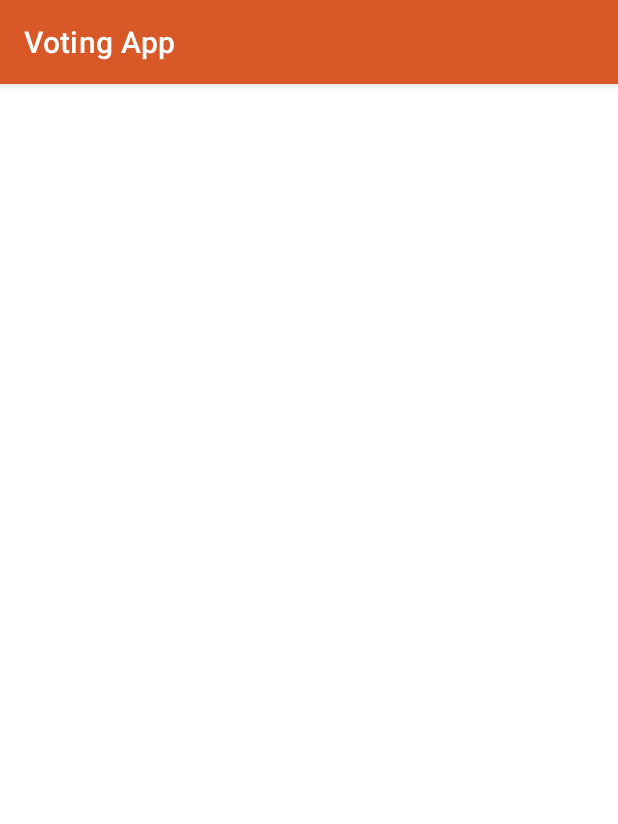
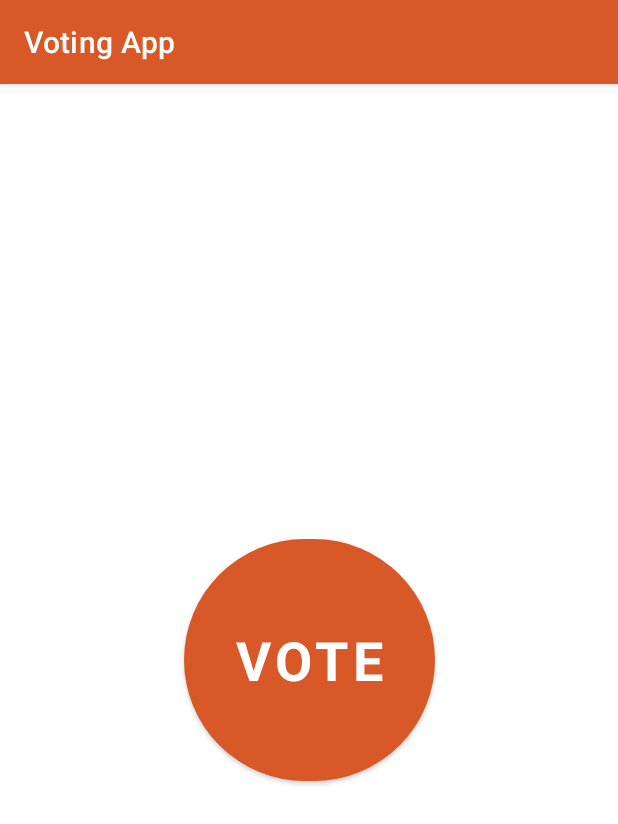
Before and after one commit to DivakarSS/Voter-Application, an Android app: the Votebuzzer screen opened directly, with no data from a screen before it, on a phone screen of 412 x 824 dp. Shown: the top 824 px of the screen. Run offline under Robolectric (Android 15) with nearby library versions, the phone set to English and light mode, and no system bars.

Commit message:
UI updated

```diff
--- a/app/src/main/AndroidManifest.xml
+++ b/app/src/main/AndroidManifest.xml
@@ -11,7 +11,8 @@
         android:roundIcon="@mipmap/ic_launcher_round"
         android:supportsRtl="true"
         android:theme="@style/Theme.VotingApp">
-        <activity android:name=".Votebuzzer"></activity>
+        <activity android:name=".Aadhar_validation"></activity>
+        <activity android:name=".Votebuzzer" />
         <activity android:name=".Create" />
         <activity android:name=".Admin_page" />
         <activity android:name=".Terms" />
--- a/app/src/main/java/com/example/votingapp/Home.java
+++ b/app/src/main/java/com/example/votingapp/Home.java
@@ -29,7 +29,7 @@ public class Home extends AppCompatActivity {
     TextInputEditText voterid_text,password_text;
     TextInputLayout voterid_layout,password_layout;
     Button login;
-
+    String logined_id;
     @Override
     protected void onCreate(Bundle savedInstanceState) {
         super.onCreate(savedInstanceState);
@@ -103,10 +103,11 @@ public class Home extends AppCompatActivity {
         String id = voterid_layout.getEditText().getText().toString().trim();
         String password = password_layout.getEditText().getText().toString().trim();
         Query checkVoter = FirebaseDatabase.getInstance().getReference("Votersdb").orderByChild("voter_Id").equalTo(id);
-
+        logined_id = id;
         checkVoter.addListenerForSingleValueEvent(new ValueEventListener() {
             @Override
             public void onDataChange(@NonNull  DataSnapshot snapshot) {
+
                 if(snapshot.exists())
                 {
                     voterid_layout.setError(null);
@@ -118,6 +119,7 @@ public class Home extends AppCompatActivity {
                         password_layout.setErrorEnabled(false);
 
                         Intent intent = new Intent(Home.this,Votebuzzer.class);
+                        intent.putExtra("Voter_ID",logined_id);
                         startActivity(intent);
                     }
                     else{
--- a/app/src/main/java/com/example/votingapp/Votebuzzer.java
+++ b/app/src/main/java/com/example/votingapp/Votebuzzer.java
@@ -2,13 +2,28 @@ package com.example.votingapp;
 
 import androidx.appcompat.app.AppCompatActivity;
 
+import android.content.Intent;
 import android.os.Bundle;
+import android.view.View;
+import android.widget.Button;
 
 public class Votebuzzer extends AppCompatActivity {
+    Button buzzer;
 
     @Override
     protected void onCreate(Bundle savedInstanceState) {
         super.onCreate(savedInstanceState);
         setContentView(R.layout.activity_votebuzzer);
+        buzzer = findViewById(R.id.button2);
+        Intent intent = getIntent();
+        String Logined_Id = intent.getStringExtra("Voter_ID");
+        buzzer.setOnClickListener(new View.OnClickListener() {
+            @Override
+            public void onClick(View v) {
+                Intent intent = new Intent(Votebuzzer.this, Aadhar_validation.class);
+                intent.putExtra("Voter_ID",Logined_Id);
+                startActivity(intent);
+            }
+        });
     }
 }
--- /dev/null
+++ b/app/src/main/res/drawable/custom_button.xml
@@ -0,0 +1,5 @@
+<?xml version="1.0" encoding="utf-8"?>
+<shape xmlns:android="http://schemas.android.com/apk/res/android"    android:shape="rectangle">
+    <solid android:color="@color/orange"/>
+    <corners android:radius="999dp" />
+</shape>
--- a/app/src/main/res/layout/activity_create.xml
+++ b/app/src/main/res/layout/activity_create.xml
@@ -56,6 +56,8 @@
         app:errorEnabled="true"
         app:errorIconDrawable="@drawable/ic_baseline_error_24"
         android:hint="Aadhar"
+        app:counterEnabled="true"
+        app:counterMaxLength="15"
         android:textColorHint="@color/white"
         app:startIconDrawable="@drawable/ic_baseline_person_pin_24"
         app:layout_constraintEnd_toEndOf="parent"
--- a/app/src/main/res/layout/activity_votebuzzer.xml
+++ b/app/src/main/res/layout/activity_votebuzzer.xml
@@ -6,4 +6,28 @@
     android:layout_height="match_parent"
     tools:context=".Votebuzzer">
 
+    <Button
+        android:id="@+id/button2"
+        android:layout_width="167dp"
+        android:layout_height="161dp"
+        android:layout_alignParentStart="true"
+        android:layout_alignParentLeft="true"
+        android:layout_alignParentTop="true"
+        android:layout_alignParentEnd="true"
+        android:layout_alignParentRight="true"
+        android:layout_alignParentBottom="true"
+        android:background="@drawable/custom_button"
+        android:fontFamily="sans-serif"
+        android:text="@string/vote"
+        android:textAlignment="gravity"
+        android:textAllCaps="true"
+        android:textColor="@color/white"
+        android:textSize="36dp"
+        android:textStyle="bold"
+        app:layout_constraintBottom_toBottomOf="parent"
+        app:layout_constraintEnd_toEndOf="parent"
+        app:layout_constraintStart_toStartOf="parent"
+        app:layout_constraintTop_toTopOf="parent" />
+
+
 </androidx.constraintlayout.widget.ConstraintLayout>
--- a/app/src/main/res/values/strings.xml
+++ b/app/src/main/res/values/strings.xml
@@ -17,5 +17,6 @@ There are direct voting rights and indirect voting rights. When voters vote with
     <string name="quotes2">Stay Safe!</string>
     <string name="create_voter">Create Voter</string>
     <string name="count">Count Vote</string>
-
+    <string name="vote">Vote</string>
+    <string name="aadarvalidation">Aadhar Validation</string>
 </resources>
```
Also changed, not shown: app/src/main/java/com/example/votingapp/Aadhar_validation.java (added, +127 -0 lines), app/src/main/res/layout/activity_aadhar_validation.xml (added, +106 -0 lines), app/src/main/res/drawable-v24/mask2.png (added).
